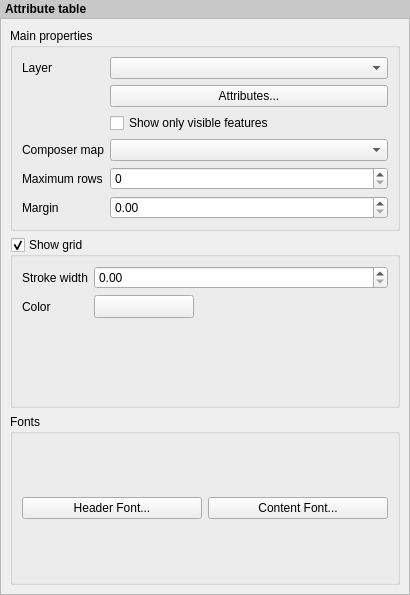
First picture: the form in src/ui/qgscomposertablewidgetbase.ui, repository carsmie/QGIS, before the edit.
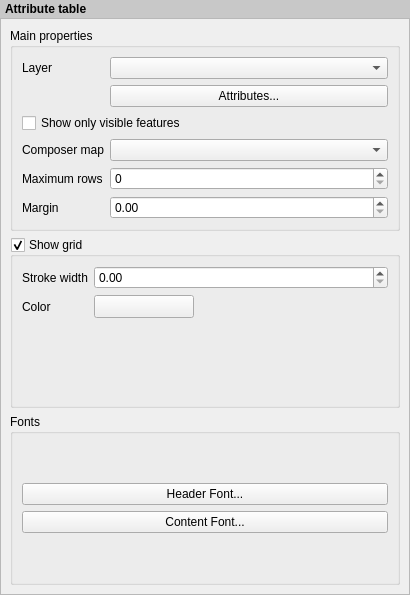
Second picture: the form after the edit. Custom widgets are drawn as their Qt base class.

```diff
--- a/src/ui/qgscomposertablewidgetbase.ui
+++ b/src/ui/qgscomposertablewidgetbase.ui
@@ -92,13 +92,6 @@
             </property>
            </widget>
           </item>
-          <item row="2" column="1">
-           <widget class="QCheckBox" name="mShowOnlyVisibleFeaturesCheckBox">
-            <property name="text">
-             <string>Show only visible features</string>
-            </property>
-           </widget>
-          </item>
           <item row="3" column="0">
            <widget class="QLabel" name="mComposerMapLabel">
             <property name="text">
@@ -147,6 +140,13 @@
           <item row="5" column="1">
            <widget class="QDoubleSpinBox" name="mMarginSpinBox"/>
           </item>
+          <item row="2" column="0" colspan="2">
+           <widget class="QCheckBox" name="mShowOnlyVisibleFeaturesCheckBox">
+            <property name="text">
+             <string>Show only visible features</string>
+            </property>
+           </widget>
+          </item>
          </layout>
         </widget>
        </item>
@@ -233,7 +233,12 @@
          <property name="collapsed" stdset="0">
           <bool>false</bool>
          </property>
-         <layout class="QHBoxLayout" name="horizontalLayout">
+         <layout class="QVBoxLayout" name="verticalLayout_2">
+          <item>
+           <layout class="QVBoxLayout" name="verticalLayout_3">
+            <property name="spacing">
+             <number>6</number>
+            </property>
           <item>
            <widget class="QPushButton" name="mHeaderFontPushButton">
             <property name="text">
@@ -247,6 +252,8 @@
              <string>Content Font...</string>
             </property>
            </widget>
+            </item>
+           </layout>
           </item>
          </layout>
         </widget>
```
Left out of the diff: 2 changed lines with no effect on the pictures. Lines whose indentation alone changed are shown as unchanged.
